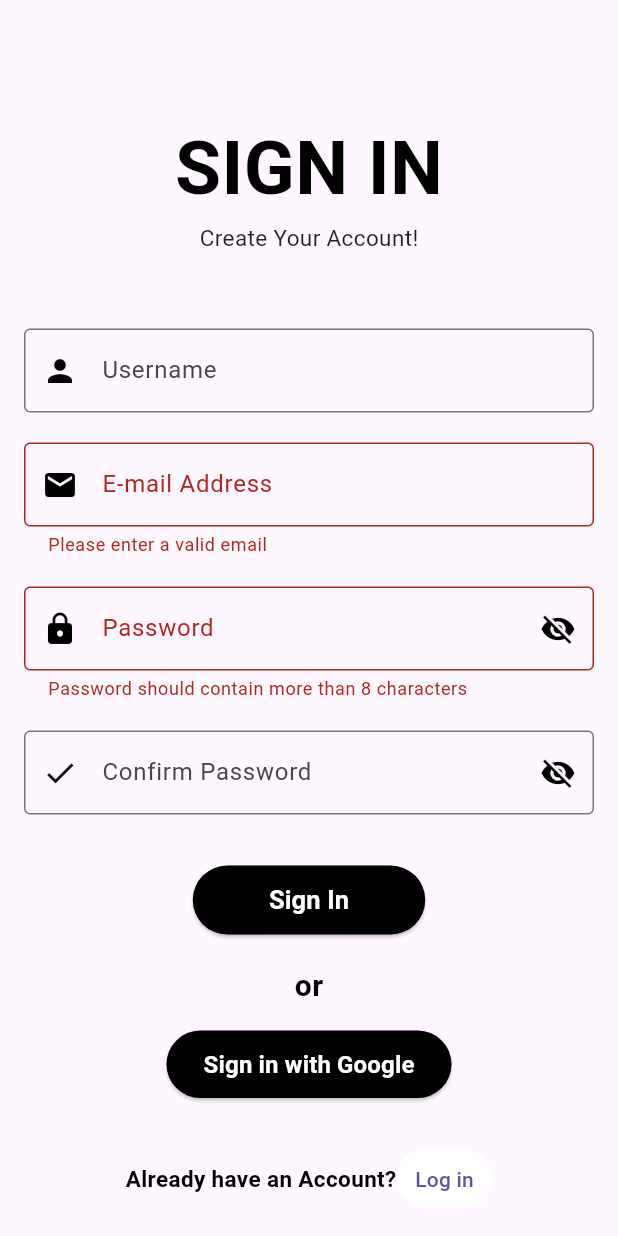
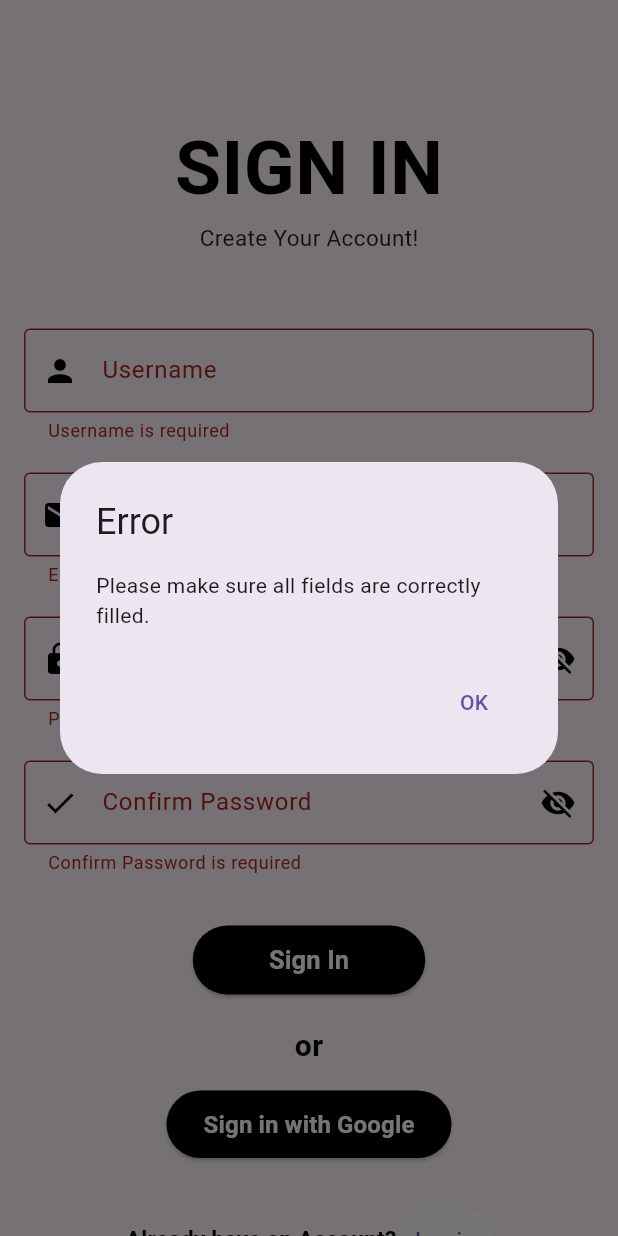
Before and after one commit to fritzjohn-wvsu/cc206-Hotel_Reservation_System, a Flutter app: the screen it shows after launch, after a tap on "Sign In", on a phone screen of 412 x 824 dp. Run offline on Flutter 3.47's test engine with Material 3 defaults, Android fonts, the phone set to English and light mode, and no system bars.

Commit message:
final2 signup file

```diff
--- a/lib/features/update_sign_up_page.dart
+++ b/lib/features/update_sign_up_page.dart
@@ -1,6 +1,5 @@
 import 'package:flutter/material.dart';
 
-//make the password store
 final _formKey = GlobalKey<FormState>();
 
 void main() {
@@ -25,23 +24,112 @@ class HomePage extends StatefulWidget {
 }
 
 class _HomePageState extends State<HomePage> {
-  //store the password
   final TextEditingController _passwordController = TextEditingController();
-  //store the confirm password
   final TextEditingController _confirmPasswordController =
       TextEditingController();
 
   bool _isPasswordVisible = false;
   bool _isConfirmPasswordVisible = false;
 
-  //validate the email
   String? validateEmail(String? email) {
+    if (email == null || email.isEmpty) {
+      return 'Email is required';
+    }
     RegExp emailRegex = RegExp(r'^[\w\.-]+@[\w-]+\.\w{2,3}(\.\w{2,3})?$');
-    final isEmailValid = emailRegex.hasMatch(email ?? '');
+    final isEmailValid = emailRegex.hasMatch(email);
     if (!isEmailValid) {
       return 'Please enter a valid email';
     }
     return null;
+  }
+
+  String? validateUsername(String? username) {
+    if (username == null || username.isEmpty) {
+      return 'Username is required';
+    }
+    return null;
+  }
+
+  String? validatePassword(String? password) {
+    if (password == null || password.isEmpty) {
+      return 'Password is required';
+    }
+    if (password.length < 8) {
+      return 'Password should contain more than 8 characters';
+    }
+    return null;
+  }
+
+  String? validateConfirmPassword(String? confirmPassword) {
+    if (confirmPassword == null || confirmPassword.isEmpty) {
+      return 'Confirm Password is required';
+    }
+    if (confirmPassword != _passwordController.text) {
+      return 'Passwords do not match';
+    }
+    return null;
+  }
+
+  void showDialogValidation(BuildContext context) {
+    // Check if the form is valid (all fields are filled correctly)
+    if (_formKey.currentState!.validate()) {
+      // If all fields are valid, show the confirmation dialog
+      showDialog(
+        context: context,
+        builder: (BuildContext context) {
+          return AlertDialog(
+            title: Text('Confirm Information'),
+            content: Column(
+              mainAxisSize: MainAxisSize.min,
+              children: [
+                Text(
+                  'By signing in, you agree to the use of your information and enhance your experience.',
+                ),
+              ],
+            ),
+            actions: <Widget>[
+              Row(
+                mainAxisAlignment: MainAxisAlignment.spaceBetween,
+                children: [
+                  TextButton(
+                    child: const Text('Cancel'),
+                    onPressed: () {
+                      Navigator.pop(context, 'Cancel');
+                    },
+                  ),
+                  TextButton(
+                    child: const Text('Confirm'),
+                    onPressed: () {
+                      Navigator.pop(context, 'Confirm');
+                      // Proceed with form submission here
+                    },
+                  ),
+                ],
+              ),
+            ],
+          );
+        },
+      );
+    } else {
+      // If validation fails, show an error dialog
+      showDialog(
+        context: context,
+        builder: (BuildContext context) {
+          return AlertDialog(
+            title: Text('Error'),
+            content: Text('Please make sure all fields are correctly filled.'),
+            actions: <Widget>[
+              TextButton(
+                child: const Text('OK'),
+                onPressed: () {
+                  Navigator.pop(context); // Close the dialog
+                },
+              ),
+            ],
+          );
+        },
+      );
+    }
   }
 
   @override
@@ -93,6 +181,7 @@ class _HomePageState extends State<HomePage> {
                       border: OutlineInputBorder(),
                       labelText: 'Username',
                     ),
+                    validator: validateUsername,
                   ),
                 ),
                 SizedBox(height: 20),
@@ -143,9 +232,7 @@ class _HomePageState extends State<HomePage> {
                       border: const OutlineInputBorder(),
                       labelText: 'Password',
                     ),
-                    validator: (pass) => (pass == null || pass.length < 8)
-                        ? 'Password should contain more than 8 characters'
-                        : null,
+                    validator: validatePassword,
                   ),
                 ),
                 SizedBox(height: 20),
@@ -179,12 +266,7 @@ class _HomePageState extends State<HomePage> {
                       border: const OutlineInputBorder(),
                       labelText: 'Confirm Password',
                     ),
-                    validator: (conpass) {
-                      if (conpass != _passwordController.text) {
-                        return 'Passwords do not match';
-                      }
-                      return null;
-                    },
+                    validator: validateConfirmPassword,
                   ),
                 ),
                 SizedBox(height: 20),
@@ -198,9 +280,7 @@ class _HomePageState extends State<HomePage> {
                       backgroundColor: Colors.black,
                     ),
                     onPressed: () {
-                      if (_formKey.currentState!.validate()) {
-                        // Proceed with sign up
-                      }
+                      showDialogValidation(context); // Show confirmation dialog
                     },
                     child: Text(
                       'Sign In',
--- a/lib/main.dart
+++ b/lib/main.dart
@@ -13,7 +13,7 @@ class MyApp extends StatelessWidget {
   @override
   Widget build(BuildContext context) {
     return MaterialApp(
-        title: 'Flutter Demo',
+        title: 'Sign up - Simpas, Villianueva',
         theme: ThemeData(
           // This is the theme of your application.
           //
--- a/sign_up_simpas_villanueva/lib/main.dart
+++ /dev/null
@@ -1,38 +0,0 @@
-import 'package:flutter/material.dart';
-import 'package:sign_up_simpas_villanueva/features/sign_up_page.dart';
-
-void main() {
-  runApp(const MyApp());
-}
-
-class MyApp extends StatelessWidget {
-  const MyApp({super.key});
-
-  // This widget is the root of your application.
-  @override
-  Widget build(BuildContext context) {
-    return MaterialApp(
-      title: 'Flutter Demo',
-      theme: ThemeData(
-        // This is the theme of your application.
-        //
-        // TRY THIS: Try running your application with "flutter run". You'll see
-        // the application has a purple toolbar. Then, without quitting the app,
-        // try changing the seedColor in the colorScheme below to Colors.green
-        // and then invoke "hot reload" (save your changes or press the "hot
-        // reload" button in a Flutter-supported IDE, or press "r" if you used
-        // the command line to start the app).
-        //
-        // Notice that the counter didn't reset back to zero; the application
-        // state is not lost during the reload. To reset the state, use hot
-        // restart instead.
-        //
-        // This works for code too, not just values: Most code changes can be
-        // tested with just a hot reload.
-        colorScheme: ColorScheme.fromSeed(seedColor: Colors.deepPurple),
-        useMaterial3: true,
-      ),
-      home: SignUpPage(),
-    );
-  }
-}
```
Also changed, not shown: sign_up_simpas_villanueva/analysis_options.yaml (deleted, +0 -28 lines), sign_up_simpas_villanueva/lib/features/sign_up_page.dart (deleted, +0 -29 lines), sign_up_simpas_villanueva/pubspec.yaml (deleted, +0 -90 lines), sign_up_simpas_villanueva/pubspec.lock (deleted), 124 other files.
